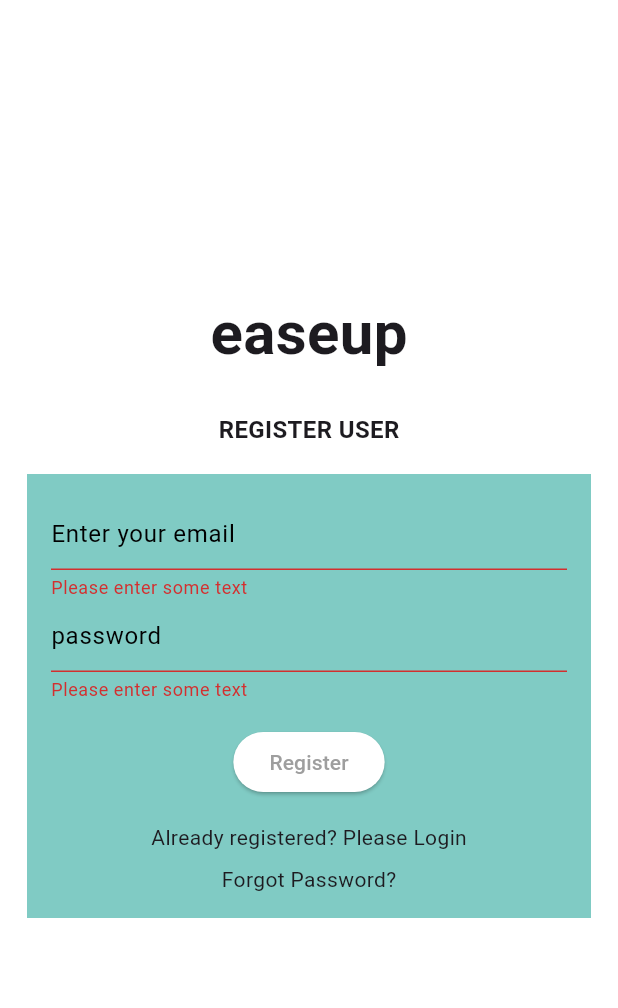
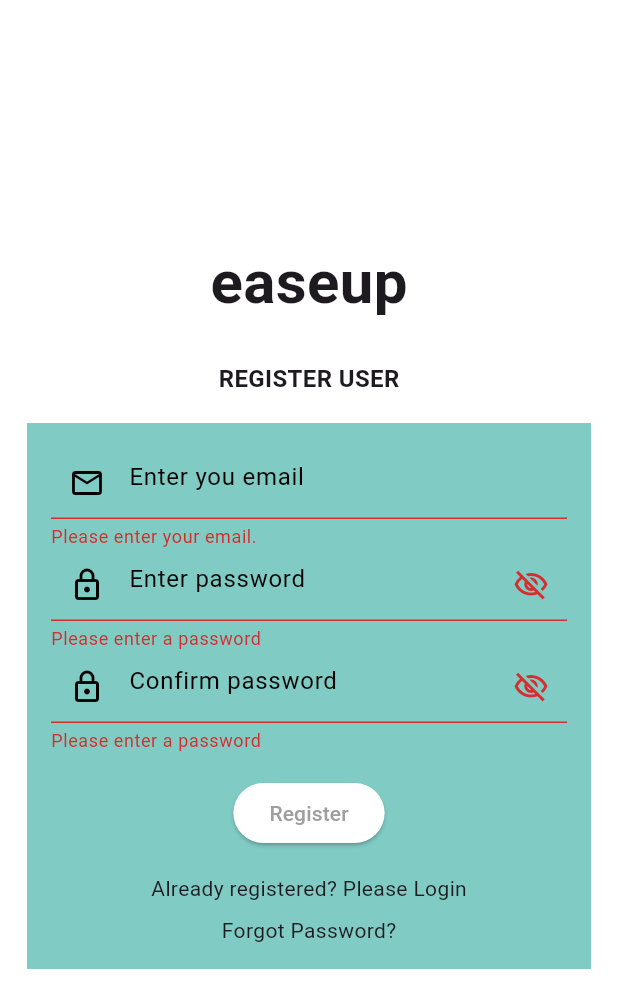
Before and after one commit to byteColors/easeup, a Flutter app: the RegisterScreen screen opened by its route, after a tap on "Register", on a phone screen of 412 x 824 dp. Shown: the top 1008 px of the screen. Run offline on Flutter 3.47's test engine with Material 3 defaults, Android fonts, the phone set to English and light mode, and no system bars; our stand-ins replace cloud_firestore, firebase_auth, firebase_core, google_fonts; accounts and stored records are empty.

Commit message:
Refactoring the regestering view with confirm password field.

```diff
--- a/lib/core/widgets/password_field.dart
+++ b/lib/core/widgets/password_field.dart
@@ -6,11 +6,13 @@
     required this.controller,
     required this.hintText,
     this.validator,
+    required this.textInputAction,
   });
 
   final TextEditingController controller;
   final String hintText;
   final FormFieldValidator<String>? validator;
+  final TextInputAction textInputAction;
 
   @override
   State<PasswordField> createState() => _PasswordFieldState();
@@ -35,7 +37,7 @@
       obscureText: _obscureText ? true : false,
       obscuringCharacter: '*',
       keyboardType: TextInputType.visiblePassword,
-      textInputAction: TextInputAction.done,
+      textInputAction: widget.textInputAction,
       autofillHints: const [AutofillHints.newPassword],
       validator: widget.validator,
     );
--- a/lib/modules/authentication/views/login_screen.dart
+++ b/lib/modules/authentication/views/login_screen.dart
@@ -91,6 +91,7 @@
                         controller: passwordTextController,
                         hintText: 'password',
                         validator: passwordValidators,
+                        textInputAction: TextInputAction.done,
                       ),
                       // TextFormField(
                       //   controller: passwordTextController,
--- a/lib/modules/authentication/views/register_screen.dart
+++ b/lib/modules/authentication/views/register_screen.dart
@@ -1,4 +1,8 @@
 import 'package:easeup/core/navigation/routes_name.dart';
+import 'package:easeup/core/utils/validators/email_validators.dart';
+import 'package:easeup/core/utils/validators/password_validators.dart';
+import 'package:easeup/core/widgets/email_field.dart';
+import 'package:easeup/core/widgets/password_field.dart';
 import 'package:easeup/modules/authentication/viewmodels/authentication_viewmodel.dart';
 import 'package:flutter/foundation.dart';
 import 'package:flutter/material.dart';
@@ -15,6 +19,7 @@
 class _RegisterScreenState extends State<RegisterScreen> {
   TextEditingController emailTextController = TextEditingController();
   TextEditingController passwordTextController = TextEditingController();
+  TextEditingController confirmPasswordTextController = TextEditingController();
 
   final GlobalKey<FormState> _formKey = GlobalKey<FormState>();
 
@@ -67,36 +72,53 @@
                   key: _formKey,
                   child: Column(
                     children: [
-                      TextFormField(
+                      EmailField(
                         controller: emailTextController,
-                        decoration: const InputDecoration(
-                          hintText: 'Enter your email',
-                        ),
-                        keyboardType: TextInputType.emailAddress,
-                        validator: (value) {
-                          if (value == null || value.isEmpty) {
-                            return 'Please enter some text';
-                          }
-                          return null;
-                        },
+                        hintText: 'Enter you email',
+                        validator: emailValidators,
                       ),
-                      TextFormField(
+                      // TextFormField(
+                      //   controller: emailTextController,
+                      //   decoration: const InputDecoration(
+                      //     hintText: 'Enter your email',
+                      //   ),
+                      //   keyboardType: TextInputType.emailAddress,
+                      //   validator: (value) {
+                      //     if (value == null || value.isEmpty) {
+                      //       return 'Please enter some text';
+                      //     }
+                      //     return null;
+                      //   },
+                      // ),
+                      PasswordField(
                         controller: passwordTextController,
-                        decoration: const InputDecoration(
-                          hintText: 'password',
-                        ),
-                        obscureText: true,
-                        obscuringCharacter: '*',
-                        keyboardType: TextInputType.visiblePassword,
+                        hintText: 'Enter password',
+                        validator: passwordValidators,
+                        textInputAction: TextInputAction.next,
+                      ),
+                      PasswordField(
+                        controller: confirmPasswordTextController,
+                        hintText: 'Confirm password',
+                        validator: passwordValidators,
                         textInputAction: TextInputAction.done,
-                        autofillHints: const [AutofillHints.newPassword],
-                        validator: (value) {
-                          if (value == null || value.isEmpty) {
-                            return 'Please enter some text';
-                          }
-                          return null;
-                        },
                       ),
+                      // TextFormField(
+                      //   controller: passwordTextController,
+                      //   decoration: const InputDecoration(
+                      //     hintText: 'password',
+                      //   ),
+                      //   obscureText: true,
+                      //   obscuringCharacter: '*',
+                      //   keyboardType: TextInputType.visiblePassword,
+                      //   textInputAction: TextInputAction.done,
+                      //   autofillHints: const [AutofillHints.newPassword],
+                      //   validator: (value) {
+                      //     if (value == null || value.isEmpty) {
+                      //       return 'Please enter some text';
+                      //     }
+                      //     return null;
+                      //   },
+                      // ),
                       Padding(
                         padding: const EdgeInsets.all(16),
                         child: ElevatedButton(
```
